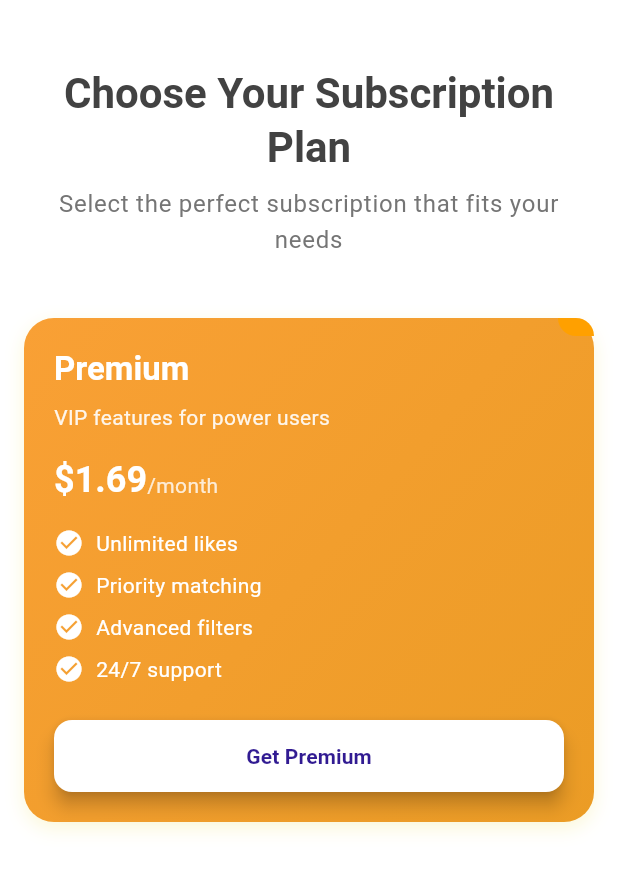
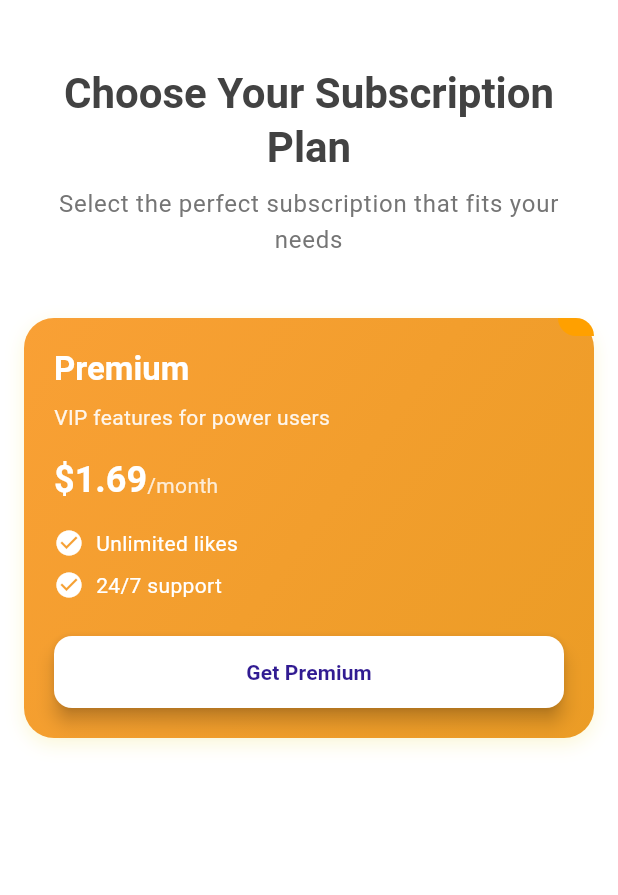
Before and after one commit to Chandupa04/furrpal, a Flutter app: the PricingPlansScreen screen opened directly, on a phone screen of 412 x 824 dp, the part 66-961 px from its top. Run offline on Flutter 3.47's test engine with Material 3 defaults, Android fonts, the phone set to English and light mode, and no system bars; our stand-ins replace bloc, cached_network_image, cloud_firestore, dio, email_validator, file_picker and 10 more; missing offline and left inert: flutter_stripe, platform_text; accounts and stored records are empty.

Commit message:
edits in payment page

```diff
--- a/lib/features/home/presentation/pages/payment_page.dart
+++ b/lib/features/home/presentation/pages/payment_page.dart
@@ -171,8 +171,8 @@ class _PricingPlansScreenState extends State<PricingPlansScreen> {
                 ),
                 const SizedBox(height: 16),
                 _buildFeatureItem('Unlimited likes'),
-                _buildFeatureItem('Priority matching'),
-                _buildFeatureItem('Advanced filters'),
+                // _buildFeatureItem('Priority matching'),
+                // _buildFeatureItem('Advanced filters'),
                 _buildFeatureItem('24/7 support'),
                 const SizedBox(height: 16),
                 SizedBox(
```
